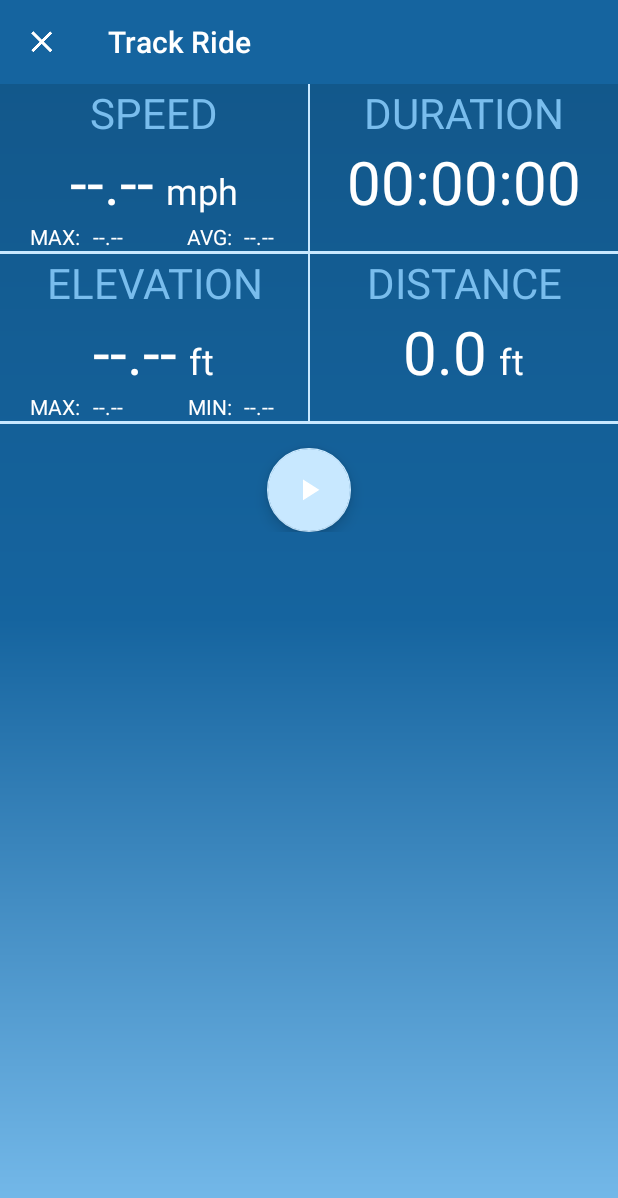
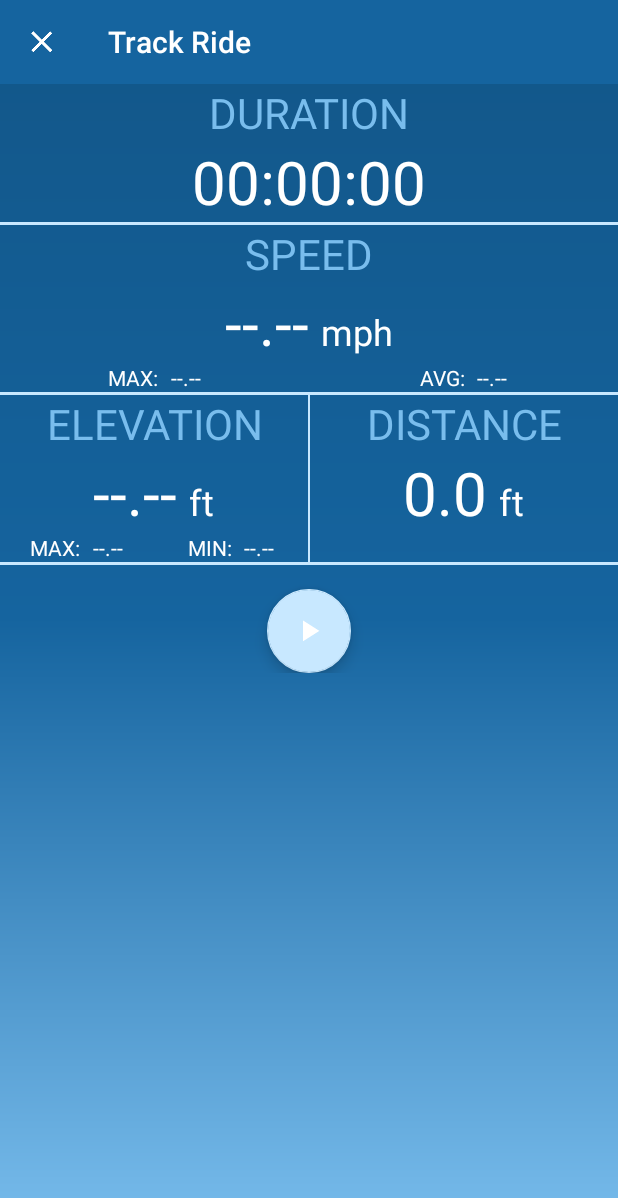
Before and after one commit to cburnham4/Lets-Ride, an Android app: the RecordRunActivity screen opened directly, with no data from a screen before it, on a phone screen of 412 x 824 dp. Shown: the top 1198 px of the screen. Run offline under Robolectric (Android 15) with nearby library versions, the phone set to English and light mode, and no system bars; 3 statements that could not run were skipped.

```diff
--- a/app/src/main/java/letshangllc/letsride/activities/RecordRunActivity.java
+++ b/app/src/main/java/letshangllc/letsride/activities/RecordRunActivity.java
@@ -306,7 +306,7 @@ public class RecordRunActivity extends AppCompatActivity implements LocationList
             tvMaxSpeed.setText(String.format(Locale.getDefault(), "%.2f", speed.getMaxSpeeds() * speedUnits.multiplier));
 
 
-            elevation.createOutliers();
+            //elevation.createOutliers();
             /* Do nothing if elivation is 0 because it is not accurate */
             if (currentElevation != 0){
                 tvCurrentElevation.setText(String.format(Locale.getDefault(), "%.1f", elivationInUnits));
--- a/app/src/main/java/letshangllc/letsride/activities/runinfo/MapFragment.java
+++ b/app/src/main/java/letshangllc/letsride/activities/runinfo/MapFragment.java
@@ -69,7 +69,7 @@ public class MapFragment extends Fragment implements OnMapReadyCallback {
             PastLocation startLocation = pastRunItem.pastLocations.get(0);
             PastLocation endLocation = pastRunItem.pastLocations.get(pastRunItem.pastLocations.size()-1);
             LatLng start = new LatLng(startLocation.lat, startLocation.lon);
-            LatLng end = new LatLng(endLocation.lat, startLocation.lon);
+            LatLng end = new LatLng(endLocation.lat, endLocation.lon);
 
             mMap.animateCamera(CameraUpdateFactory.newLatLngZoom(start, 15));
 
--- a/app/src/main/java/letshangllc/letsride/data_objects/Speed.java
+++ b/app/src/main/java/letshangllc/letsride/data_objects/Speed.java
@@ -70,6 +70,7 @@ public class Speed {
         outlierSpeeds = new ArrayList<Double>();
         double previousSpeed = allSpeeds.get(0);
         double standardDeviation = standardDeviation();
+        Log.i(TAG, "Standard Deviation "+ standardDeviation );
         for(int i = 1; i < allSpeeds.size(); i++){
             double speed = allSpeeds.get(i);
             if ((Math.abs(speed - DataHelper.getSurroundingAverage(allSpeeds,i))) > (2 * standardDeviation))
@@ -108,6 +109,8 @@ public class Speed {
         }
         Log.i(TAG, "max all "+ max );
         max = -1;
+
+        Log.i(TAG, "Speed length "+ normalSpeeds.size() );
         for(Double speed: normalSpeeds){
             /* Do not count speeds of 0 in average */
             if(max < speed){
--- a/app/src/main/res/layout/activity_record_run.xml
+++ b/app/src/main/res/layout/activity_record_run.xml
@@ -21,17 +21,61 @@
             android:layout_height="wrap_content"
             android:orientation="vertical">
 
-            <!-- Speed and Duration -->
+            <!-- Duration Layout -->
             <LinearLayout
                 android:layout_width="match_parent"
                 android:layout_height="wrap_content"
+                android:layout_weight="1"
+                android:orientation="vertical">
+
+                <!-- Current Duration Layout -->
+                <LinearLayout
+                    android:layout_width="match_parent"
+                    android:layout_height="wrap_content"
+                    android:orientation="vertical">
+
+                    <TextView
+                        android:layout_width="match_parent"
+                        android:layout_height="wrap_content"
+                        android:text="@string/duration"
+                        android:textSize="@dimen/label_big"
+                        android:gravity="center"
+                        android:textColor="@color/primary_light"/>
+
+                    <LinearLayout
+                        android:layout_width="match_parent"
+                        android:layout_height="wrap_content"
+                        android:gravity="center_horizontal"
+
                         android:orientation="horizontal">
+
+                        <TextView
+                            android:layout_width="wrap_content"
+                            android:layout_height="wrap_content"
+                            android:text="@string/time_zero"
+                            android:textSize="@dimen/value_big"
+
+                            android:textColor="@color/white"
+                            android:id="@+id/tvDuration" />
+
+                    </LinearLayout>
+
+
+                </LinearLayout>
+
+            </LinearLayout>
+
+            <!--- DIVIDING LINE -->
+            <TextView
+                android:layout_width="match_parent"
+                android:layout_height="2dp"
+                android:background="@color/accent"
+                />
 
             <!-- Speed Layout -->
             <LinearLayout
-                    android:layout_width="0dp"
+                android:layout_width="match_parent"
                 android:layout_height="wrap_content"
-                    android:layout_weight="1"
                 android:orientation="vertical">
 
                 <!-- Current Speed Layout -->
@@ -149,56 +193,10 @@
 
 
             </LinearLayout>
-                <!--- DIVIDING LINE -->
-                <TextView
-                    android:layout_width="1dp"
-                    android:layout_height="match_parent"
-                    android:background="@color/accent"
-                    />
-                <!-- Duration Layout -->
-                <LinearLayout
-                    android:layout_width="0dp"
-                    android:layout_height="wrap_content"
-                    android:layout_weight="1"
-                    android:orientation="vertical">
-
-                    <!-- Current Duration Layout -->
-                    <LinearLayout
-                        android:layout_width="match_parent"
-                        android:layout_height="wrap_content"
-                        android:orientation="vertical">
-
-                        <TextView
-                            android:layout_width="match_parent"
-                            android:layout_height="wrap_content"
-                            android:text="@string/duration"
-                            android:textSize="@dimen/label_big"
-                            android:gravity="center"
-                            android:textColor="@color/primary_light"/>
-
-                        <LinearLayout
-                            android:layout_width="match_parent"
-                            android:layout_height="wrap_content"
-                            android:gravity="center_horizontal"
-
-                            android:orientation="horizontal">
-
-                            <TextView
-                                android:layout_width="wrap_content"
-                                android:layout_height="wrap_content"
-                                android:text="@string/time_zero"
-                                android:textSize="@dimen/value_big"
-
-                                android:textColor="@color/white"
-                                android:id="@+id/tvDuration" />
-
-                        </LinearLayout>
 
 
-                    </LinearLayout>
 
-                </LinearLayout>
-            </LinearLayout>
+
 
             <!--- DIVIDING LINE -->
             <TextView
```
Also changed, not shown: app/src/main/java/letshangllc/letsride/activities/runinfo/RunGraphFragment.java (+7 -8 lines), app/src/main/java/letshangllc/letsride/data_objects/Elevation.java (+10 -3 lines). Lines whose indentation alone changed are shown as unchanged.
